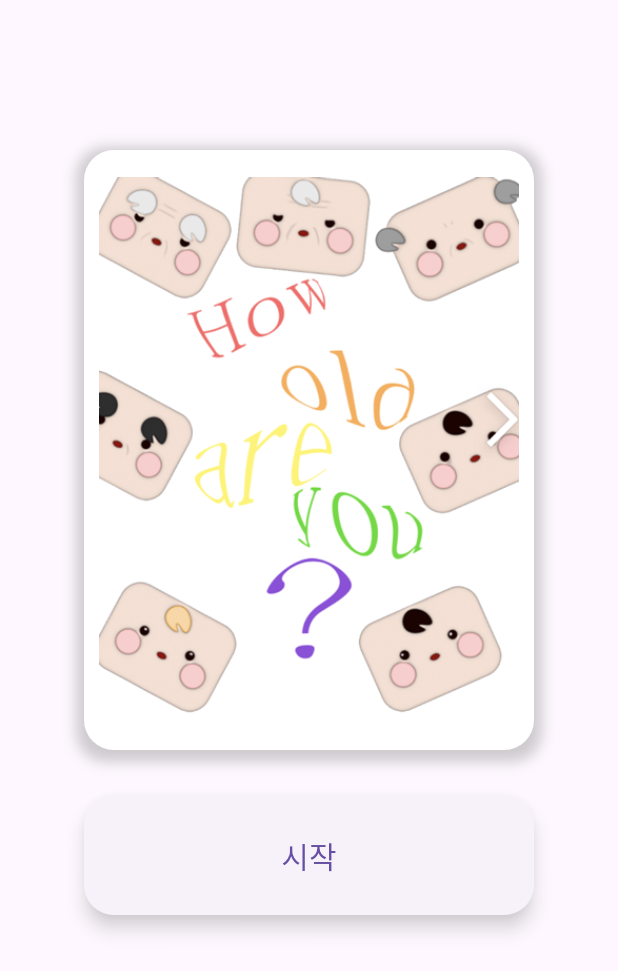
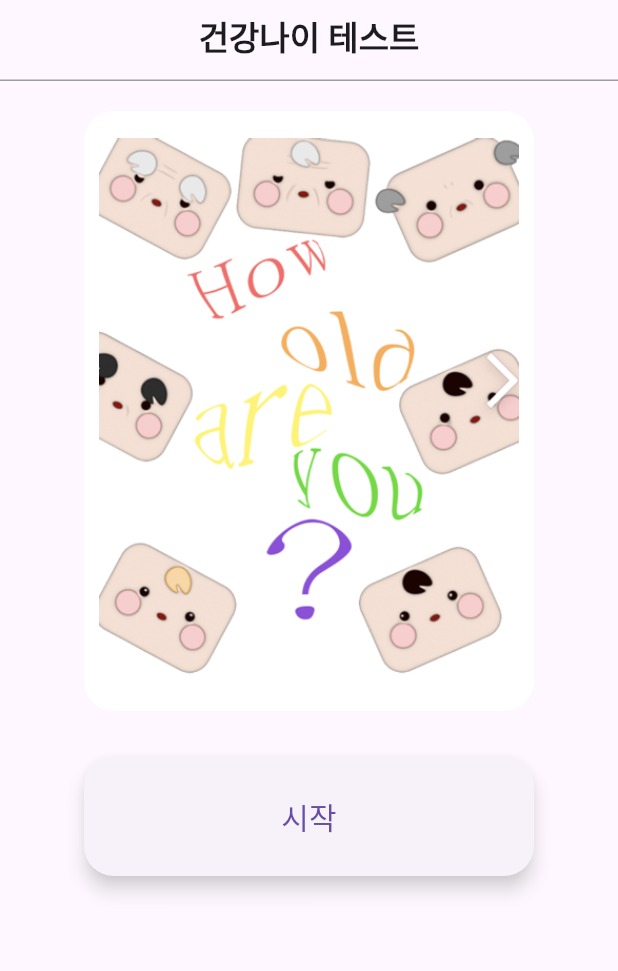
Before and after one commit to e4e6/SSGDT, a Flutter app: the screen it shows after launch, on a phone screen of 412 x 824 dp. Shown: the top 971 px of the screen. Run offline on Flutter 3.47's test engine with Material 3 defaults, Android fonts, the phone set to English and light mode, and no system bars; our stand-ins replace freezed_annotation.

Commit message:
add: 홈 스크린에 앱바 추가

```diff
--- a/lib/screens/home_screen.dart
+++ b/lib/screens/home_screen.dart
@@ -16,10 +16,27 @@ class _HomeScreenState extends State<HomeScreen> {
   @override
   Widget build(BuildContext context) {
     return Scaffold(
+      appBar: AppBar(title: Text(
+        '건강나이 테스트',
+        style: TextStyle(
+          fontWeight: FontWeight.bold, // 볼드 처리
+        ),
+      ),
+        centerTitle: true, // 중앙 정렬
+        elevation: 0.0,
+        toolbarHeight: 50.0,
+        bottom: PreferredSize(
+          preferredSize: Size.fromHeight(4.0), // 선의 높이 조절
+          child: Divider(
+            color: Colors.grey, // 선의 색상 조절
+            height: 1.0, // 선의 두께 조절
+          ),
+        ),
+      ),
       body: Center(
         child: Column(
           children: [
-            SizedBox(height: sizedBoxHeight,),
+            SizedBox(height: 20),
             StartImageContainer(width: mainWidth, height: imageContainerHeight, text: 'Image: HowOldAreYou?',),
             SizedBox(height: 30,),
             StartButton(text: '시작',height: 80,width: mainWidth,)
@@ -44,14 +61,6 @@ class StartImageContainer extends StatelessWidget {
       height: height,
       decoration: BoxDecoration(
         borderRadius: BorderRadius.circular(20),
-        boxShadow: [
-          BoxShadow(
-            color: Colors.grey.withOpacity(0.5),
-            spreadRadius: 5,
-            blurRadius: 7,
-            offset: Offset(0, 3),
-          ),
-        ],
         color: Colors.white,
       ),
       child: Center(
```
